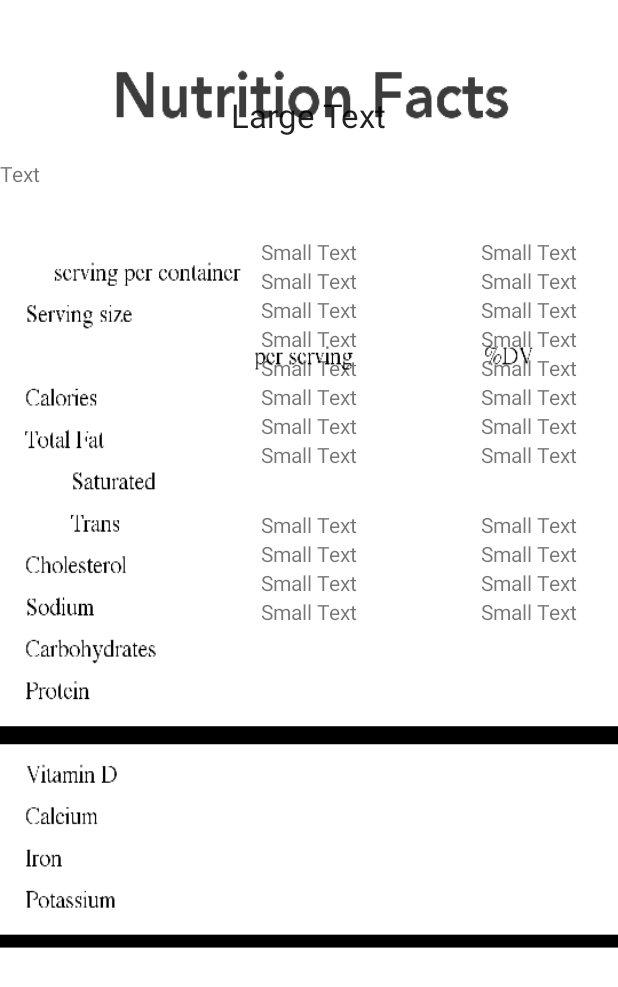
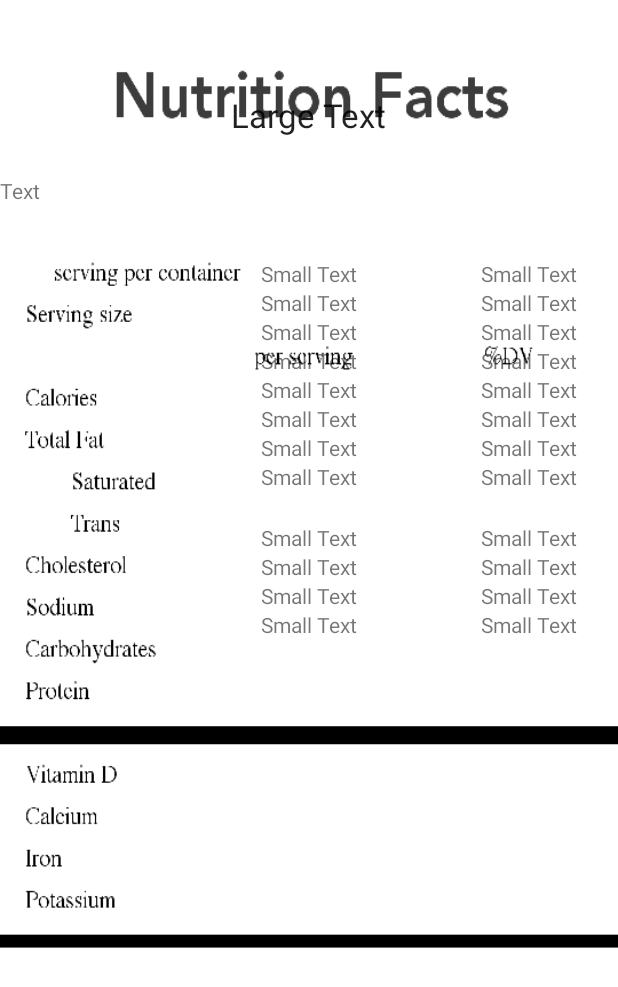
Before and after one commit to andaruad/NutriScan, an Android app: the ResultActivity screen opened directly, with no data from a screen before it, on a phone screen of 412 x 824 dp. Shown: the top 987 px of the screen. Run offline under Robolectric (Android 15) with nearby library versions, the phone set to English and light mode, and no system bars.

Commit message:
Minor changes;

```diff
--- a/app/src/main/java/com/fyp/andaruad/nutriscan/MainActivity.java
+++ b/app/src/main/java/com/fyp/andaruad/nutriscan/MainActivity.java
@@ -92,10 +92,15 @@ public class MainActivity extends AppCompatActivity
             if (scanResult != null){
                 String re = scanResult.getContents();
                 Log.d("code", re);
-                startActivity(new Intent(getApplicationContext(), CompareMain.class));
-                //TextView tvresult = (TextView) findViewById(R.id.tvresult);
-                //tvresult.setText("Your scanned barcode is: " + re);
-                //Toast.makeText(getApplicationContext(),"Your scanned barcode is: " + re, Toast.LENGTH_LONG).show();
+                TextView tvresult = (TextView) findViewById(R.id.tvresult);
+                tvresult.setText("Your scanned barcode is: " + re);
+                Toast.makeText(getApplicationContext(),"Your scanned barcode is: " + re, Toast.LENGTH_LONG).show();
+                //Intent compare = new Intent(this, CompareMain.class);
+                //startActivity(compare);
+            }else {
+                Toast toast = Toast.makeText(getApplicationContext(),
+                        "No scan data received!", Toast.LENGTH_SHORT);
+                toast.show();
             }
     }
 
--- a/app/src/main/res/layout/result_main.xml
+++ b/app/src/main/res/layout/result_main.xml
@@ -10,9 +10,10 @@
         android:textAppearance="?android:attr/textAppearanceSmall"
         android:text="Small Text"
         android:id="@+id/textView"
-        android:layout_marginTop="158dp"
-        android:layout_alignParentTop="true"
-        android:layout_centerHorizontal="true" />
+        android:layout_marginTop="36dp"
+        android:layout_below="@+id/textView2"
+        android:layout_alignLeft="@+id/textView3"
+        android:layout_alignStart="@+id/textView3" />
 
     <TextView
         android:layout_width="wrap_content"
@@ -20,10 +21,10 @@
         android:textAppearance="?android:attr/textAppearanceSmall"
         android:text="Text"
         android:id="@+id/textView2"
-        android:layout_marginBottom="52dp"
-        android:layout_alignBottom="@+id/textView"
+        android:layout_below="@+id/textView26"
         android:layout_alignParentLeft="true"
-        android:layout_alignParentStart="true" />
+        android:layout_alignParentStart="true"
+        android:layout_marginTop="26dp" />
 
     <TextView
         android:layout_width="wrap_content"
@@ -96,9 +97,10 @@
         android:textAppearance="?android:attr/textAppearanceSmall"
         android:text="Small Text"
         android:id="@+id/textView10"
-        android:layout_marginTop="27dp"
+        android:layout_marginTop="21dp"
         android:layout_below="@+id/textView9"
-        android:layout_centerHorizontal="true" />
+        android:layout_alignLeft="@+id/textView9"
+        android:layout_alignStart="@+id/textView9" />
 
     <TextView
         android:layout_width="wrap_content"
@@ -107,7 +109,7 @@
         android:text="Small Text"
         android:id="@+id/textView11"
         android:layout_below="@+id/textView10"
-        android:layout_centerHorizontal="true" />
+        android:layout_alignLeft="@+id/textView9" />
 
     <TextView
         android:layout_width="wrap_content"
@@ -116,7 +118,7 @@
         android:text="Small Text"
         android:id="@+id/textView12"
         android:layout_below="@+id/textView11"
-        android:layout_centerHorizontal="true" />
+        android:layout_alignLeft="@+id/textView9" />
 
     <TextView
         android:layout_width="wrap_content"
@@ -125,7 +127,7 @@
         android:text="Small Text"
         android:id="@+id/textView13"
         android:layout_below="@+id/textView12"
-        android:layout_centerHorizontal="true" />
+        android:layout_alignLeft="@+id/textView9" />
 
     <TextView
         android:layout_width="wrap_content"
```
Also changed, not shown: app/src/main/res/drawable-hdpi/ic_help.png.
